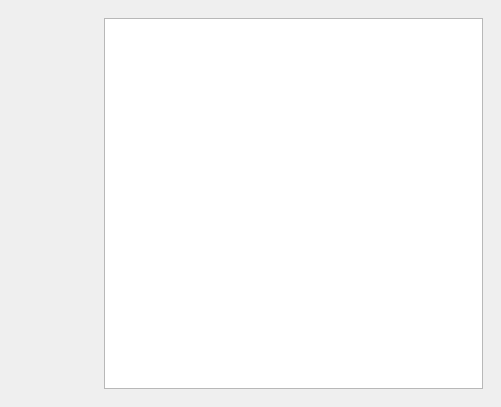
Before: the Qt Designer form App/mainwindow.ui in sandeepxi/LifeNote, drawn with Qt 5.
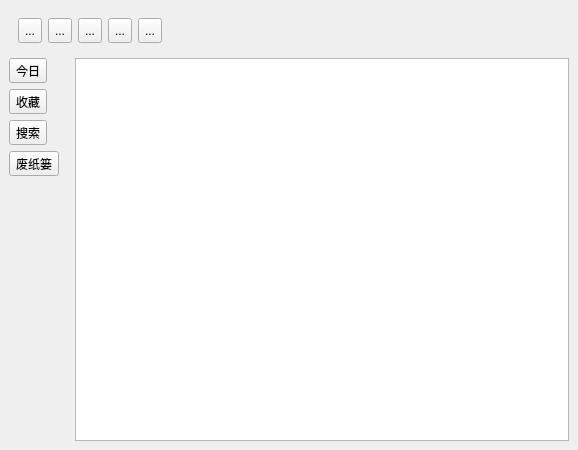
After: the same form once the commit is applied.

What changed in the file:
```diff
--- a/App/mainwindow.ui
+++ b/App/mainwindow.ui
@@ -6,52 +6,198 @@
    <rect>
     <x>0</x>
     <y>0</y>
-    <width>501</width>
-    <height>407</height>
+    <width>578</width>
+    <height>450</height>
    </rect>
   </property>
   <property name="windowTitle">
    <string>MainWindow</string>
   </property>
   <widget class="QWidget" name="centralwidget">
-   <layout class="QHBoxLayout" name="horizontalLayout">
+   <layout class="QVBoxLayout" name="verticalLayout_2">
     <item>
-     <widget class="QWidget" name="leftWidget" native="true">
+     <widget class="QWidget" name="titleBar" native="true">
       <property name="minimumSize">
        <size>
-        <width>80</width>
-        <height>0</height>
-       </size>
-      </property>
-      <property name="sizeIncrement">
-       <size>
         <width>0</width>
-        <height>0</height>
+        <height>40</height>
        </size>
       </property>
-      <property name="baseSize">
-       <size>
-        <width>0</width>
-        <height>0</height>
-       </size>
-      </property>
-      <widget class="QWidget" name="verticalLayoutWidget">
-       <property name="geometry">
-        <rect>
-         <x>0</x>
-         <y>10</y>
-         <width>81</width>
-         <height>351</height>
-        </rect>
-       </property>
-       <layout class="QVBoxLayout" name="leftLayout"/>
-      </widget>
+      <layout class="QHBoxLayout" name="horizontalLayout">
+       <item>
+        <widget class="QToolButton" name="boldBtn">
+         <property name="minimumSize">
+          <size>
+           <width>0</width>
+           <height>25</height>
+          </size>
+         </property>
+         <property name="layoutDirection">
+          <enum>Qt::LeftToRight</enum>
+         </property>
+         <property name="text">
+          <string>...</string>
+         </property>
+         <property name="checkable">
+          <bool>true</bool>
+         </property>
+         <property name="checked">
+          <bool>false</bool>
+         </property>
+         <property name="popupMode">
+          <enum>QToolButton::DelayedPopup</enum>
+         </property>
+        </widget>
+       </item>
+       <item>
+        <widget class="QToolButton" name="italicBtn">
+         <property name="minimumSize">
+          <size>
+           <width>0</width>
+           <height>25</height>
+          </size>
+         </property>
+         <property name="text">
+          <string>...</string>
+         </property>
+        </widget>
+       </item>
+       <item>
+        <widget class="QToolButton" name="underlineBtn">
+         <property name="minimumSize">
+          <size>
+           <width>0</width>
+           <height>25</height>
+          </size>
+         </property>
+         <property name="text">
+          <string>...</string>
+         </property>
+        </widget>
+       </item>
+       <item>
+        <widget class="QToolButton" name="deletelineBtn">
+         <property name="minimumSize">
+          <size>
+           <width>0</width>
+           <height>25</height>
+          </size>
+         </property>
+         <property name="text">
+          <string>...</string>
+         </property>
+        </widget>
+       </item>
+       <item>
+        <widget class="QToolButton" name="colorBtn">
+         <property name="minimumSize">
+          <size>
+           <width>0</width>
+           <height>25</height>
+          </size>
+         </property>
+         <property name="text">
+          <string>...</string>
+         </property>
+        </widget>
+       </item>
+       <item>
+        <spacer name="horizontalSpacer">
+         <property name="orientation">
+          <enum>Qt::Horizontal</enum>
+         </property>
+         <property name="sizeHint" stdset="0">
+          <size>
+           <width>40</width>
+           <height>20</height>
+          </size>
+         </property>
+        </spacer>
+       </item>
+      </layout>
      </widget>
     </item>
     <item>
-     <widget class="QWidget" name="widget_2" native="true">
-      <layout class="QGridLayout" name="gridLayout">
-       <item row="0" column="0">
+     <widget class="QWidget" name="mainPage" native="true">
+      <layout class="QHBoxLayout" name="horizontalLayout_2">
+       <property name="leftMargin">
+        <number>0</number>
+       </property>
+       <property name="topMargin">
+        <number>0</number>
+       </property>
+       <property name="rightMargin">
+        <number>0</number>
+       </property>
+       <property name="bottomMargin">
+        <number>0</number>
+       </property>
+       <item>
+        <widget class="QWidget" name="leftBar" native="true">
+         <property name="minimumSize">
+          <size>
+           <width>60</width>
+           <height>0</height>
+          </size>
+         </property>
+         <layout class="QVBoxLayout" name="verticalLayout">
+          <property name="leftMargin">
+           <number>0</number>
+          </property>
+          <property name="topMargin">
+           <number>0</number>
+          </property>
+          <property name="rightMargin">
+           <number>0</number>
+          </property>
+          <property name="bottomMargin">
+           <number>0</number>
+          </property>
+          <item>
+           <widget class="QToolButton" name="todayBtn">
+            <property name="text">
+             <string>今日</string>
+            </property>
+           </widget>
+          </item>
+          <item>
+           <widget class="QToolButton" name="saveBtn">
+            <property name="text">
+             <string>收藏</string>
+            </property>
+           </widget>
+          </item>
+          <item>
+           <widget class="QToolButton" name="searchBtn">
+            <property name="text">
+             <string>搜索</string>
+            </property>
+           </widget>
+          </item>
+          <item>
+           <widget class="QToolButton" name="recycleBtn">
+            <property name="text">
+             <string>废纸篓</string>
+            </property>
+           </widget>
+          </item>
+          <item>
+           <spacer name="verticalSpacer">
+            <property name="orientation">
+             <enum>Qt::Vertical</enum>
+            </property>
+            <property name="sizeHint" stdset="0">
+             <size>
+              <width>18</width>
+              <height>94</height>
+             </size>
+            </property>
+           </spacer>
+          </item>
+         </layout>
+        </widget>
+       </item>
+       <item>
         <widget class="QTextEdit" name="textEdit"/>
        </item>
       </layout>
```
